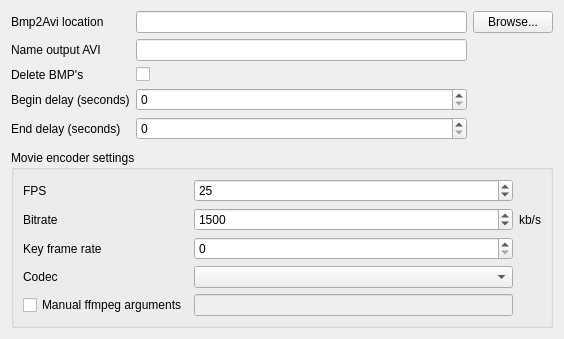
Old version of the form src/videosettings.ui in the repository michjans/routegen.
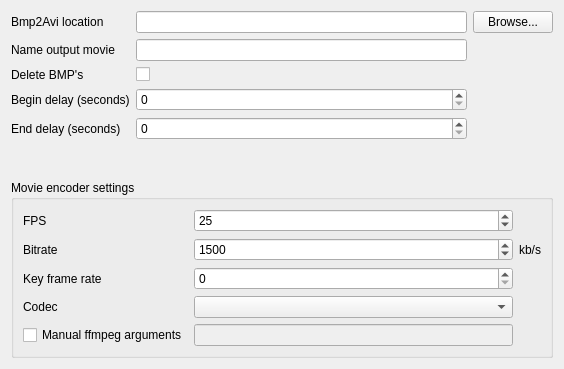
New version of the form.

Commit message: -Default output file for ffmpeg now mp4 instead of avi -Status messages show if map or route have geographic coordinates -Several fixes

```diff
--- a/src/videosettings.ui
+++ b/src/videosettings.ui
@@ -7,7 +7,7 @@
     <x>0</x>
     <y>0</y>
     <width>564</width>
-    <height>339</height>
+    <height>369</height>
    </rect>
   </property>
   <property name="windowTitle">
@@ -65,7 +65,7 @@
    <item row="1" column="0">
     <widget class="QLabel" name="nameOutputLabel">
      <property name="text">
-      <string>Name output AVI</string>
+      <string>Name output movie</string>
      </property>
     </widget>
    </item>
```
The commit also changes 10 other files.
